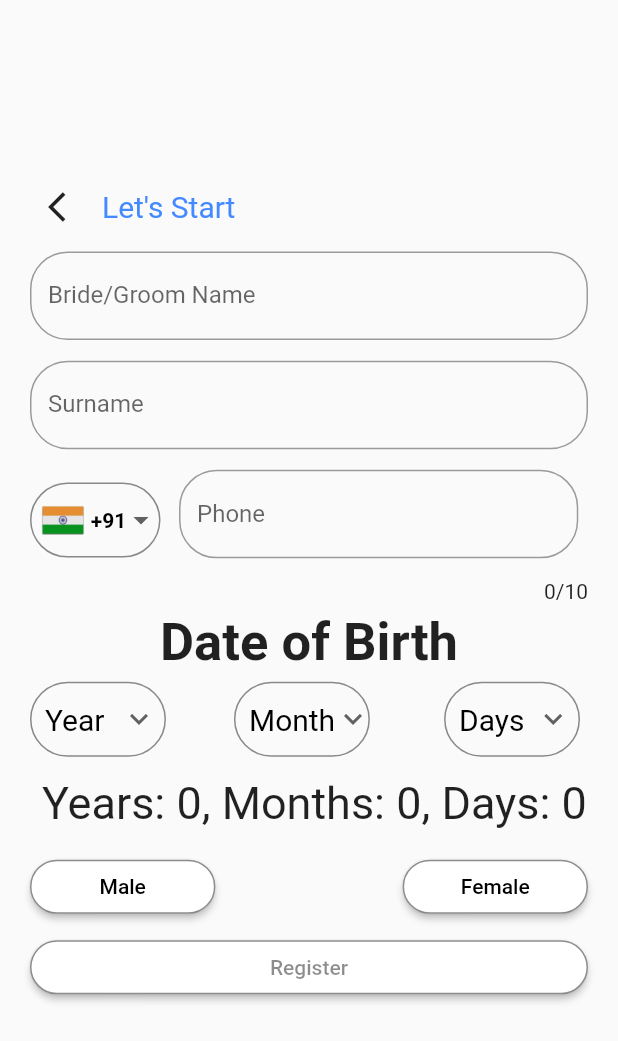
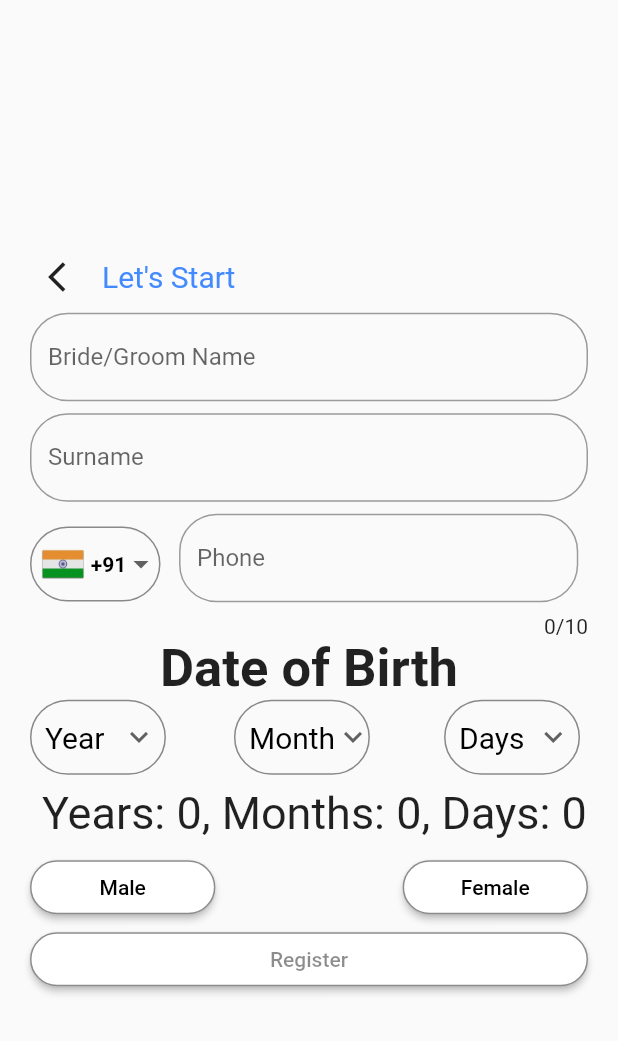
Before and after one commit to maaz335/age_calculator_page, a Flutter app: the screen it shows after launch, on a phone screen of 412 x 824 dp. Shown: the top 1041 px of the screen. Run offline on Flutter 3.47's test engine with Material 2 defaults, Android fonts, the phone set to English and light mode, and no system bars.

Commit message:
Initial commit
Signed-off-by: BCS213001-MAAZAHMAD <mmaazahmad24@gmail.com>

```diff
--- a/lib/main.dart
+++ b/lib/main.dart
@@ -27,11 +27,8 @@ class age_calculator extends StatelessWidget {
             padding: const EdgeInsets.all(20.0),
             child: Expanded(
               child: Column(
-                mainAxisAlignment: MainAxisAlignment.spaceEvenly,
+                mainAxisAlignment: MainAxisAlignment.center,
                 children: [
-                  SizedBox(
-                    height: MediaQuery.of(context).size.height * .1,
-                  ),
                   Row(
                     children: [
                       Container(
@@ -299,9 +296,6 @@ class age_calculator extends StatelessWidget {
                       child: Text("Register"),
                     ),
                   ),
-                  SizedBox(
-                    height: MediaQuery.of(context).size.height * .15,
-                  ),
                 ],
               ),
             ),
```
